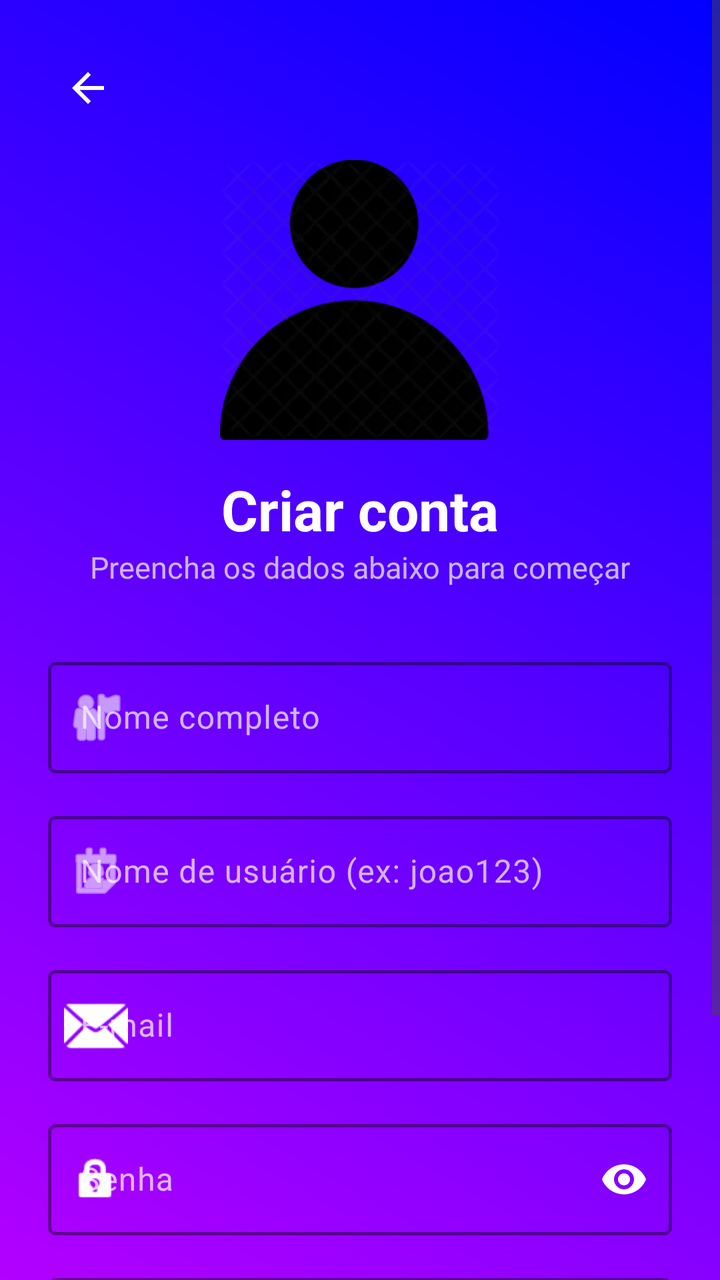
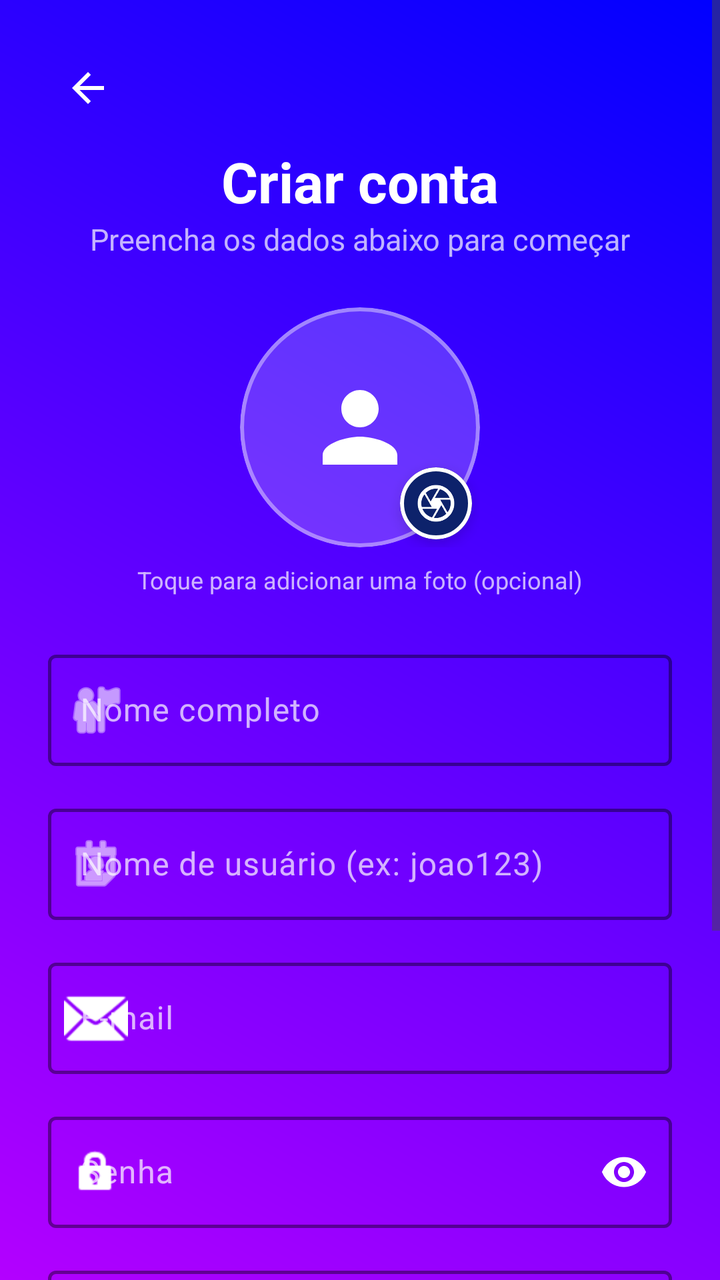

Compare the two renders of this Android layout. The source of the first and the diff that turns it into the second are given below.
<!-- AndroidManifest.xml: application theme Theme.PlataformaRemota -->
<!-- res/layout/activity_cadastro.xml -->
<?xml version="1.0" encoding="utf-8"?>
<ScrollView xmlns:android="http://schemas.android.com/apk/res/android"
    xmlns:app="http://schemas.android.com/apk/res-auto"
    xmlns:tools="http://schemas.android.com/tools"
    android:layout_width="match_parent"
    android:layout_height="match_parent"
    android:background="@drawable/background_gradiente"
    android:fillViewport="true">

    <LinearLayout
        android:layout_width="match_parent"
        android:layout_height="wrap_content"
        android:orientation="vertical"
        android:padding="24dp">

        <LinearLayout
            android:layout_width="match_parent"
            android:layout_height="wrap_content"
            android:gravity="center_vertical"
            android:orientation="horizontal"
            android:layout_marginBottom="16dp">

            <ImageView
                android:id="@+id/btnVoltarCadastro"
                android:layout_width="40dp"
                android:layout_height="40dp"
                android:padding="8dp"
                android:background="?attr/selectableItemBackgroundBorderless"
                android:clickable="true"
                android:focusable="true"
                android:src="@drawable/ic_arrow_back"
                app:tint="@color/white" />
        </LinearLayout>

        <LinearLayout
            android:layout_width="match_parent"
            android:layout_height="wrap_content"
            android:gravity="center_horizontal"
            android:orientation="vertical">

            <ImageView
                android:id="@+id/imageView"
                android:layout_width="140dp"
                android:layout_height="140dp"
                android:layout_marginBottom="16dp"
                android:scaleType="fitCenter"
                app:srcCompat="@drawable/user_imagem" />

            <TextView
                android:layout_width="match_parent"
                android:layout_height="wrap_content"
                android:text="Criar conta"
                android:textAlignment="center"
                android:textColor="@color/white"
                android:textSize="28sp"
                android:textStyle="bold" />

            <TextView
                android:layout_width="match_parent"
                android:layout_height="wrap_content"
                android:layout_marginBottom="32dp"
                android:text="Preencha os dados abaixo para começar"
                android:textAlignment="center"
                android:textColor="#B3FFFFFF"
                android:textSize="15sp" />
        </LinearLayout>

        
        <com.google.android.material.textfield.TextInputLayout
            style="@style/Widget.Material3.TextInputLayout.OutlinedBox"
            android:layout_width="match_parent"
            android:layout_height="wrap_content"
            android:layout_marginBottom="16dp"
            android:hint="Nome completo"
            android:textColorHint="#B3FFFFFF"
            app:boxStrokeColor="@color/white"
            app:boxStrokeWidth="1.5dp"
            app:boxBackgroundColor="@android:color/transparent"
            app:hintTextColor="@color/white"
            app:startIconDrawable="@android:drawable/ic_menu_myplaces"
            app:startIconTint="@color/white">

            <com.google.android.material.textfield.TextInputEditText
                android:id="@+id/edtNome"
                android:layout_width="match_parent"
                android:layout_height="wrap_content"
                android:inputType="textPersonName"
                android:textColor="@color/white" />
        </com.google.android.material.textfield.TextInputLayout>

        
        <com.google.android.material.textfield.TextInputLayout
            style="@style/Widget.Material3.TextInputLayout.OutlinedBox"
            android:layout_width="match_parent"
            android:layout_height="wrap_content"
            android:layout_marginBottom="16dp"
            android:hint="Nome de usuário (ex: joao123)"
            android:textColorHint="#B3FFFFFF"
            app:boxStrokeColor="@color/white"
            app:boxStrokeWidth="1.5dp"
            app:boxBackgroundColor="@android:color/transparent"
            app:hintTextColor="@color/white"
            app:prefixText="@"
            app:prefixTextColor="@color/white"
            app:startIconDrawable="@android:drawable/ic_menu_my_calendar"
            app:startIconTint="@color/white">

            <com.google.android.material.textfield.TextInputEditText
                android:id="@+id/edtUsername"
                android:layout_width="match_parent"
                android:layout_height="wrap_content"
                android:inputType="text"
                android:maxLength="20"
                android:textColor="@color/white" />
        </com.google.android.material.textfield.TextInputLayout>

        
        <com.google.android.material.textfield.TextInputLayout
            style="@style/Widget.Material3.TextInputLayout.OutlinedBox"
            android:layout_width="match_parent"
            android:layout_height="wrap_content"
            android:layout_marginBottom="16dp"
            android:hint="E-mail"
            android:textColorHint="#B3FFFFFF"
            app:boxStrokeColor="@color/white"
            app:boxStrokeWidth="1.5dp"
            app:boxBackgroundColor="@android:color/transparent"
            app:hintTextColor="@color/white"
            app:startIconDrawable="@android:drawable/ic_dialog_email"
            app:startIconTint="@color/white">

            <com.google.android.material.textfield.TextInputEditText
                android:id="@+id/edtEmail"
                android:layout_width="match_parent"
                android:layout_height="wrap_content"
                android:inputType="textEmailAddress"
                android:textColor="@color/white" />
        </com.google.android.material.textfield.TextInputLayout>

        
        <com.google.android.material.textfield.TextInputLayout
            style="@style/Widget.Material3.TextInputLayout.OutlinedBox"
            android:layout_width="match_parent"
            android:layout_height="wrap_content"
            android:layout_marginBottom="16dp"
            android:hint="Senha"
            android:textColorHint="#B3FFFFFF"
            app:boxStrokeColor="@color/white"
            app:boxStrokeWidth="1.5dp"
            app:boxBackgroundColor="@android:color/transparent"
            app:hintTextColor="@color/white"
            app:endIconMode="password_toggle"
            app:endIconTint="@color/white"
            app:startIconDrawable="@android:drawable/ic_lock_idle_lock"
            app:startIconTint="@color/white">

            <com.google.android.material.textfield.TextInputEditText
                android:id="@+id/edtSenha"
                android:layout_width="match_parent"
                android:layout_height="wrap_content"
                android:inputType="textPassword"
                android:textColor="@color/white" />
        </com.google.android.material.textfield.TextInputLayout>

        
        <com.google.android.material.textfield.TextInputLayout
            style="@style/Widget.Material3.TextInputLayout.OutlinedBox"
            android:layout_width="match_parent"
            android:layout_height="wrap_content"
            android:layout_marginBottom="32dp"
            android:hint="Profissão"
            android:textColorHint="#B3FFFFFF"
            app:boxStrokeColor="@color/white"
            app:boxStrokeWidth="1.5dp"
            app:boxBackgroundColor="@android:color/transparent"
            app:hintTextColor="@color/white"
            app:startIconDrawable="@android:drawable/ic_menu_edit"
            app:startIconTint="@color/white">

            <com.google.android.material.textfield.TextInputEditText
                android:id="@+id/edtProfissao"
                android:layout_width="match_parent"
                android:layout_height="wrap_content"
                android:inputType="text"
                android:textColor="@color/white" />
        </com.google.android.material.textfield.TextInputLayout>

        <com.google.android.material.button.MaterialButton
            android:id="@+id/btnSalvar"
            android:layout_width="match_parent"
            android:layout_height="56dp"
            android:backgroundTint="#0D226B"
            android:text="CADASTRAR"
            android:textColor="@color/white"
            android:textSize="16sp"
            android:textStyle="bold"
            app:cornerRadius="28dp"
            app:elevation="4dp" />

    </LinearLayout>
</ScrollView>
<!-- resources referenced by this layout -->
<resources>
  <color name="white">#FFFFFFFF</color>
  <!-- drawable background_gradiente (drawable) -->
  <?xml version="1.0" encoding="utf-8"?>
  <shape xmlns:android="http://schemas.android.com/apk/res/android">
      <gradient
          android:startColor="#B300FF"
          android:endColor="#0000FF"
          android:angle="45"/>
  </shape>
  <!-- drawable ic_arrow_back (drawable) -->
  <vector xmlns:android="http://schemas.android.com/apk/res/android" android:autoMirrored="true" android:height="24dp" android:tint="#000000" android:viewportHeight="960" android:viewportWidth="960" android:width="24dp">
        
      <path android:fillColor="@android:color/white" android:pathData="M313,520L537,744L480,800L160,480L480,160L537,216L313,440L800,440L800,520L313,520Z"/>
      
  </vector>
  <!-- drawable user_imagem: webp bitmap (drawable, 11140 bytes) -->
  <style name="Theme.PlataformaRemota" parent="Base.Theme.PlataformaRemota" />
  <style name="Base.Theme.PlataformaRemota" parent="Theme.Material3.DayNight.NoActionBar">
          
          
          <item name="android:windowAnimationStyle">@style/ActivityAnimation</item>
      </style>
  <style name="ActivityAnimation" parent="@android:style/Animation.Activity">
          <item name="android:activityOpenEnterAnimation">@anim/slide_in_right</item>
          <item name="android:activityOpenExitAnimation">@anim/slide_out_left</item>
          <item name="android:activityCloseEnterAnimation">@anim/slide_in_left</item>
          <item name="android:activityCloseExitAnimation">@anim/slide_out_right</item>
      </style>
</resources>

<!-- the commit's change to res/layout/activity_cadastro.xml (unified diff, before → after) -->
@@ -18,7 +18,7 @@
             android:layout_height="wrap_content"
             android:gravity="center_vertical"
             android:orientation="horizontal"
-            android:layout_marginBottom="16dp">
+            android:layout_marginBottom="8dp">
 
             <ImageView
                 android:id="@+id/btnVoltarCadastro"
@@ -32,19 +32,12 @@
                 app:tint="@color/white" />
         </LinearLayout>
 
+        
         <LinearLayout
             android:layout_width="match_parent"
             android:layout_height="wrap_content"
             android:gravity="center_horizontal"
             android:orientation="vertical">
-
-            <ImageView
-                android:id="@+id/imageView"
-                android:layout_width="140dp"
-                android:layout_height="140dp"
-                android:layout_marginBottom="16dp"
-                android:scaleType="fitCenter"
-                app:srcCompat="@drawable/user_imagem" />
 
             <TextView
                 android:layout_width="match_parent"
@@ -58,7 +51,6 @@
             <TextView
                 android:layout_width="match_parent"
                 android:layout_height="wrap_content"
-                android:layout_marginBottom="32dp"
                 android:text="Preencha os dados abaixo para começar"
                 android:textAlignment="center"
                 android:textColor="#B3FFFFFF"
@@ -66,6 +58,69 @@
         </LinearLayout>
 
         
+        <FrameLayout
+            android:layout_width="120dp"
+            android:layout_height="120dp"
+            android:layout_gravity="center_horizontal"
+            android:layout_marginTop="24dp"
+            android:layout_marginBottom="8dp">
+
+            <com.google.android.material.card.MaterialCardView
+                android:id="@+id/cardAvatarCadastro"
+                android:layout_width="120dp"
+                android:layout_height="120dp"
+                android:layout_gravity="center"
+                android:clickable="true"
+                android:focusable="true"
+                android:background="?attr/selectableItemBackgroundBorderless"
+                app:cardBackgroundColor="#33FFFFFF"
+                app:cardCornerRadius="60dp"
+                app:cardElevation="0dp"
+                app:strokeWidth="2dp"
+                app:strokeColor="#66FFFFFF">
+
+                <ImageView
+                    android:id="@+id/imgFotoCadastro"
+                    android:layout_width="match_parent"
+                    android:layout_height="match_parent"
+                    android:padding="32dp"
+                    android:scaleType="fitCenter"
+                    android:src="@drawable/ic_person"
+                    app:tint="@color/white" />
+            </com.google.android.material.card.MaterialCardView>
+
+            
+            <com.google.android.material.card.MaterialCardView
+                android:layout_width="36dp"
+                android:layout_height="36dp"
+                android:layout_gravity="bottom|end"
+                android:layout_marginEnd="4dp"
+                android:layout_marginBottom="4dp"
+                app:cardBackgroundColor="#0D226B"
+                app:cardCornerRadius="18dp"
+                app:cardElevation="4dp"
+                app:strokeWidth="2dp"
+                app:strokeColor="#FFFFFF">
+
+                <ImageView
+                    android:layout_width="match_parent"
+                    android:layout_height="match_parent"
+                    android:padding="7dp"
+                    android:src="@drawable/ic_camera"
+                    app:tint="#FFFFFF" />
+            </com.google.android.material.card.MaterialCardView>
+        </FrameLayout>
+
+        <TextView
+            android:layout_width="match_parent"
+            android:layout_height="wrap_content"
+            android:layout_marginBottom="24dp"
+            android:text="Toque para adicionar uma foto (opcional)"
+            android:textAlignment="center"
+            android:textColor="#B3FFFFFF"
+            android:textSize="12sp" />
+
+        
         <com.google.android.material.textfield.TextInputLayout
             style="@style/Widget.Material3.TextInputLayout.OutlinedBox"
             android:layout_width="match_parent"
@@ -159,6 +214,31 @@
                 android:layout_width="match_parent"
                 android:layout_height="wrap_content"
                 android:inputType="textPassword"
+                android:textColor="@color/white" />
+        </com.google.android.material.textfield.TextInputLayout>
+
+        
+        <com.google.android.material.textfield.TextInputLayout
+            style="@style/Widget.Material3.TextInputLayout.OutlinedBox"
+            android:layout_width="match_parent"
+            android:layout_height="wrap_content"
+            android:layout_marginBottom="16dp"
+            android:hint="Bio (opcional)"
+            android:textColorHint="#B3FFFFFF"
+            app:boxStrokeColor="@color/white"
+            app:boxStrokeWidth="1.5dp"
+            app:boxBackgroundColor="@android:color/transparent"
+            app:hintTextColor="@color/white"
+            app:startIconDrawable="@android:drawable/ic_menu_edit"
+            app:startIconTint="@color/white">
+
+            <com.google.android.material.textfield.TextInputEditText
+                android:id="@+id/edtBio"
+                android:layout_width="match_parent"
+                android:layout_height="wrap_content"
+                android:inputType="textMultiLine|textCapSentences"
+                android:maxLines="3"
+                android:maxLength="150"
                 android:textColor="@color/white" />
         </com.google.android.material.textfield.TextInputLayout>
 
<!-- resource entries referenced after the edit -->
@@ -15,12 +15,23 @@
       <path android:fillColor="@android:color/white" android:pathData="M313,520L537,744L480,800L160,480L480,160L537,216L313,440L800,440L800,520L313,520Z"/>
       
   </vector>
-  <!-- drawable user_imagem: webp bitmap (drawable, 11140 bytes) -->
+  <!-- drawable ic_camera (drawable) -->
+  <vector xmlns:android="http://schemas.android.com/apk/res/android" android:height="24dp" android:tint="#000000" android:viewportHeight="960" android:viewportWidth="960" android:width="24dp">
+        
+      <path android:fillColor="@android:color/white" android:pathData="M456,360L776,360Q749,291 693.5,241.5Q638,192 566,172L456,360ZM364,440L524,164Q513,162 502,161Q491,160 480,160Q414,160 357,185Q300,210 256,252L364,440ZM170,560L388,560L228,284Q196,325 178,374.5Q160,424 160,480Q160,501 162.5,520.5Q165,540 170,560ZM394,788L502,600L184,600Q211,669 266.5,718.5Q322,768 394,788ZM480,800Q546,800 603,775Q660,750 704,708L596,520L436,796Q447,798 457.5,799Q468,800 480,800ZM732,676Q764,635 782,585.5Q800,536 800,480Q800,459 797.5,439.5Q795,420 790,400L572,400L732,676ZM480,480Q480,480 480,480Q480,480 480,480Q480,480 480,480Q480,480 480,480Q480,480 480,480Q480,480 480,480Q480,480 480,480Q480,480 480,480Q480,480 480,480Q480,480 480,480Q480,480 480,480Q480,480 480,480Q480,480 480,480Q480,480 480,480Q480,480 480,480Q480,480 480,480ZM480,880Q398,880 325,848.5Q252,817 197.5,762.5Q143,708 111.5,635Q80,562 80,480Q80,397 111.5,324.5Q143,252 197.5,197.5Q252,143 325,111.5Q398,80 480,80Q563,80 635.5,111.5Q708,143 762.5,197.5Q817,252 848.5,324.5Q880,397 880,480Q880,562 848.5,635Q817,708 762.5,762.5Q708,817 635.5,848.5Q563,880 480,880Z"/>
+      
+  </vector>
+  <!-- drawable ic_person (drawable) -->
+  <vector xmlns:android="http://schemas.android.com/apk/res/android" android:height="24dp" android:tint="#000000" android:viewportHeight="24" android:viewportWidth="24" android:width="24dp">
+        
+      <path android:fillColor="@android:color/white" android:pathData="M12,12c2.21,0 4,-1.79 4,-4s-1.79,-4 -4,-4 -4,1.79 -4,4 1.79,4 4,4zM12,14c-2.67,0 -8,1.34 -8,4v2h16v-2c0,-2.66 -5.33,-4 -8,-4z"/>
+      
+  </vector>
   <style name="Theme.PlataformaRemota" parent="Base.Theme.PlataformaRemota" />
   <style name="Base.Theme.PlataformaRemota" parent="Theme.Material3.DayNight.NoActionBar">
-          
-          
           <item name="android:windowAnimationStyle">@style/ActivityAnimation</item>
+          <item name="android:fontFamily">sans-serif</item>
+          <item name="fontFamily">sans-serif</item>
       </style>
   <style name="ActivityAnimation" parent="@android:style/Animation.Activity">
           <item name="android:activityOpenEnterAnimation">@anim/slide_in_right</item>
